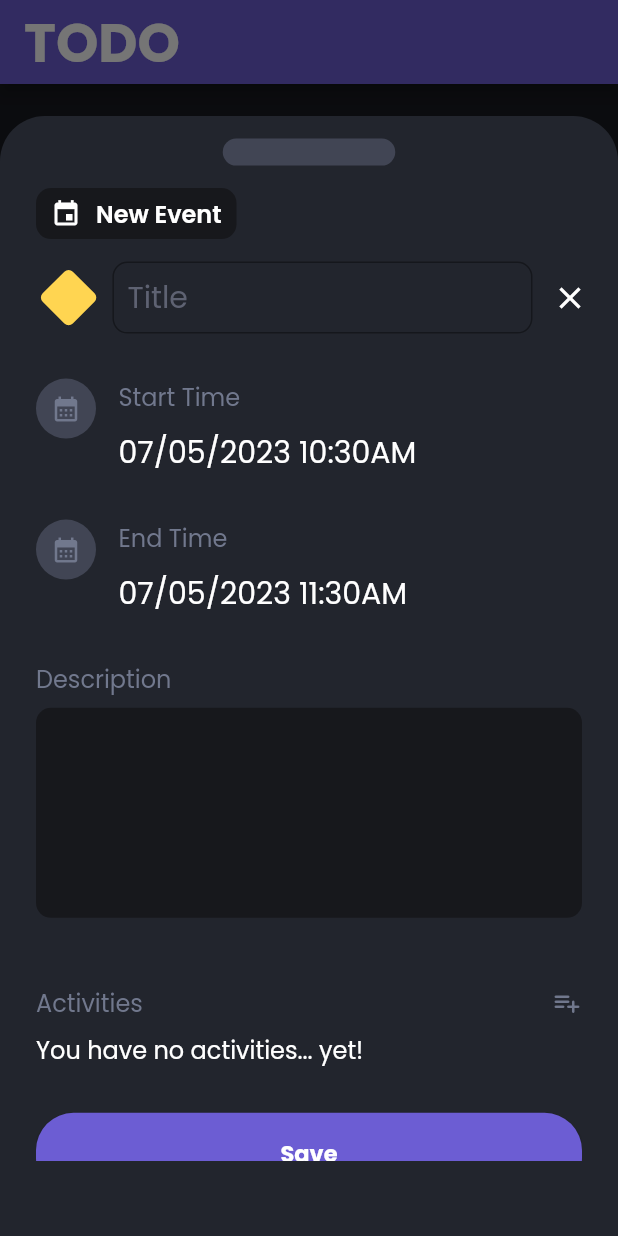
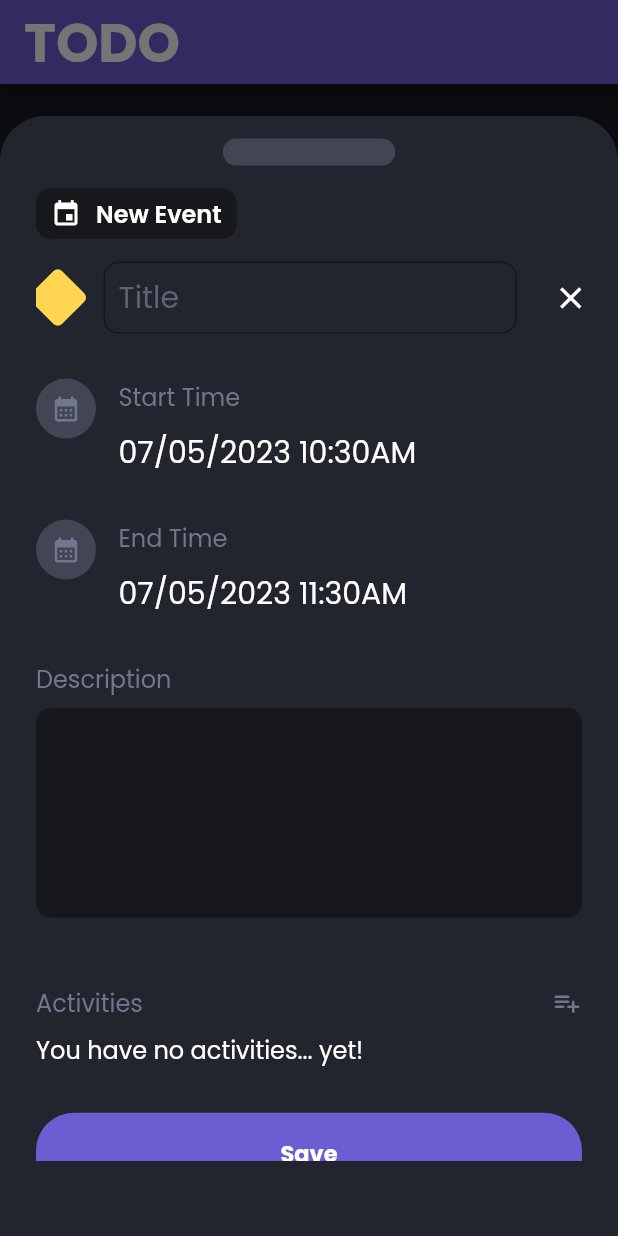
Before and after one commit to DreFlo/lgp-2223-sc1, a Flutter app: the HomePage screen opened directly, after a tap on "Event Form", on a phone screen of 412 x 824 dp. Run offline on Flutter 3.47's test engine with Material 2 defaults, Android fonts, the phone set to English and light mode, and no system bars; our stand-ins replace calendar_view, carousel_slider, floor, flutter_local_notifications, flutter_native_timezone, flutter_svg and 7 more; missing offline and left inert: books_finder, emojis, flutter_picker, notification_permissions, tmdb_api; accounts and stored records are empty; generated files the repository leaves out were written again.

Commit message:
Tried event form title overflow fix (for Margarida).
Co-Authored-By: melisilva <55757043+melisilva@users.noreply.github.com>

```diff
--- a/src/lib/pages/events/event_form.dart
+++ b/src/lib/pages/events/event_form.dart
@@ -353,8 +353,12 @@ class _EventFormState extends State<EventForm> {
                 icon: Icons.event,
                 scrollController: widget.scrollController,
                 children: [
-                  Row(crossAxisAlignment: CrossAxisAlignment.center, children: [
-                    const SizedBox(width: 7.5),
+                  Row(mainAxisSize: MainAxisSize.min, crossAxisAlignment: CrossAxisAlignment.center, children: [
+                    //TODO: Figure out the overflow here.
+                    //LESS: Expanded doesn't work here. I think the widget division is part of the issue.
+                    //I did do a new "title" thing when messing with Patrícia's requests for the forms, but
+                    //since Margarida did something of her own, I didn't want to replace her work without her
+                    //seeing it first/blessing.
                     ModuleButton(
                       buttonKey: buttonKey,
                       moduleColor: _moduleColor,
@@ -362,7 +366,7 @@ class _EventFormState extends State<EventForm> {
                       clearActivities: clearActivities,
                       disabled: widget.id != null,
                     ),
-                    const SizedBox(width: 15),
+                    const VerticalDivider(),
                     EditTitle(
                         key: const Key('titleField'),
                         titleController: titleController,
--- a/src/lib/widgets/events/edit_texts/edit_title.dart
+++ b/src/lib/widgets/events/edit_texts/edit_title.dart
@@ -55,7 +55,7 @@ class _EditTitleState extends State<EditTitle> {
                                     fontWeight: FontWeight.w400)))
                         : const SizedBox(height: 0),
                   ])),
-          const SizedBox(width: 5),
+          const VerticalDivider(),
           Flexible(
               flex: 1,
               child: IconButton(
```
